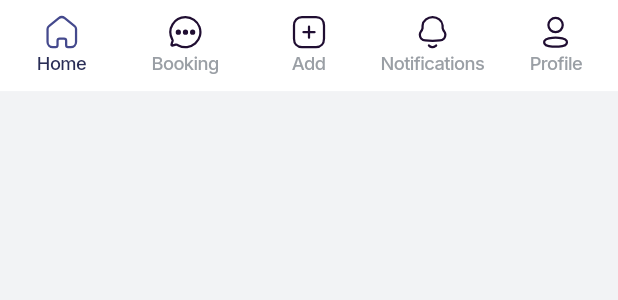
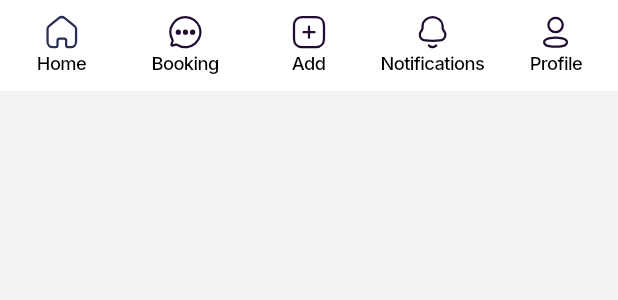
Before and after one commit to aymer-prime/gelirx, a Flutter app: the NavBar widget shown alone on an empty page, opened directly with empty values, on a phone screen of 412 x 824 dp. Shown: the top 300 px of the screen. Run offline on Flutter 3.47's test engine with Material 3 defaults, Android fonts, the phone set to English and light mode, and no system bars; our stand-ins replace another_flushbar, auto_route, bloc, cached_network_image, connectivity_plus, dartz and 25 more; missing offline and left inert: dart:ffi, flutter_callkit_incoming, flutter_map_cancellable_tile_provider, geolocator_platform_interface; accounts and stored records are empty; network calls fail.

```diff
--- /dev/null
+++ b/devtools_options.yaml
@@ -0,0 +1,3 @@
+description: This file stores settings for Dart & Flutter DevTools.
+documentation: https://docs.flutter.dev/tools/devtools/extensions#configure-extension-enablement-states
+extensions:
--- a/lib/features/main/presentation/page/alternate_main_page.dart
+++ b/lib/features/main/presentation/page/alternate_main_page.dart
@@ -4,16 +4,12 @@ import 'package:flutter_bloc/flutter_bloc.dart';
 import 'package:flutter_screenutil/flutter_screenutil.dart';
 import 'package:flutter_svg/flutter_svg.dart';
 import 'package:gelirx/app/extensions/context.dart';
-import 'package:gelirx/app/injector/injection.dart';
 import 'package:gelirx/app/navigation/app_router.dart';
-import 'package:gelirx/app/utils/app_constants.dart';
 import 'package:gelirx/app/utils/resources/assets_manager.dart';
 import 'package:gelirx/app/utils/resources/color_manager.dart';
-import 'package:gelirx/app/utils/resources/constants_manager.dart';
 import 'package:gelirx/app/utils/resources/font_manager.dart';
 import 'package:gelirx/app/utils/resources/strings_manager.dart';
 import 'package:gelirx/app/utils/resources/values_manager.dart';
-import 'package:gelirx/features/auth/presentation/bloc/auth_bloc.dart';
 import 'package:gelirx/features/auth/presentation/bloc/auth_status/auth_status_bloc.dart';
 import 'package:gelirx/features/booking/presentation/pages/booking_page.dart';
 import 'package:gelirx/features/home/presentation/pages/home_page.dart';
--- a/lib/features/main/presentation/widgets/nav_bar.dart
+++ b/lib/features/main/presentation/widgets/nav_bar.dart
@@ -49,7 +49,7 @@ class NavBar extends StatelessWidget {
                 icon: SvgPicture.asset(ImageAssets.navbarHome),
                 activeIcon: SvgPicture.asset(
                   ImageAssets.navbarHome,
-                  color: ColorManager.primary,
+                  color: ColorManager.darkPrimary,
                 ),
                 isSelected: pageIndex == 0,
                 onTap: () => onTap(0),
@@ -59,10 +59,10 @@ class NavBar extends StatelessWidget {
                 icon: SvgPicture.asset(ImageAssets.navbarBooking),
                 activeIcon: SvgPicture.asset(
                   ImageAssets.navbarBooking,
-                  color: ColorManager.primary,
+                  color: ColorManager.darkPrimary,
                 ),
-                isSelected: pageIndex == 3,
-                onTap: () => onTap(3),
+                isSelected: pageIndex == 1,
+                onTap: () => onTap(1),
               ),
               NavItem(
                 label: AppStrings.add,
@@ -79,8 +79,8 @@ class NavBar extends StatelessWidget {
                   ImageAssets.navbarNotification,
                   color: ColorManager.darkPrimary,
                 ),
-                isSelected: pageIndex == 4,
-                onTap: () => onTap(4),
+                isSelected: pageIndex == 3,
+                onTap: () => onTap(3),
               ),
               NavItem(
                 label: AppStrings.profile,
@@ -88,12 +88,10 @@ class NavBar extends StatelessWidget {
                 activeIcon: SvgPicture.asset(ImageAssets.navbarProfile,
                   color: ColorManager.darkPrimary,
                 ),
-                isSelected: pageIndex == 1,
-                onTap: () => onTap(1),
+                isSelected: pageIndex == 4,
+                onTap: () => onTap(4),
               ),
               // SizedBox(width: AppSize.s80.w),
-
-
             ],
           ),
         ),
@@ -131,7 +129,7 @@ class NavItem extends StatelessWidget {
                     label,
                     maxLines: 1,
                     style: context.textTheme.labelSmall!.copyWith(
-                      color: ColorManager.darkPrimary,
+                      color: ColorManager.black,
                     ),
                     overflow: TextOverflow.ellipsis,
                   ),
@@ -145,7 +143,7 @@ class NavItem extends StatelessWidget {
                     label,
                     maxLines: 1,
                     style: context.textTheme.labelSmall!.copyWith(
-                      color: ColorManager.textSubtitleColor,
+                      color: ColorManager.black,
                     ),
                     overflow: TextOverflow.ellipsis,
                   ),
```
